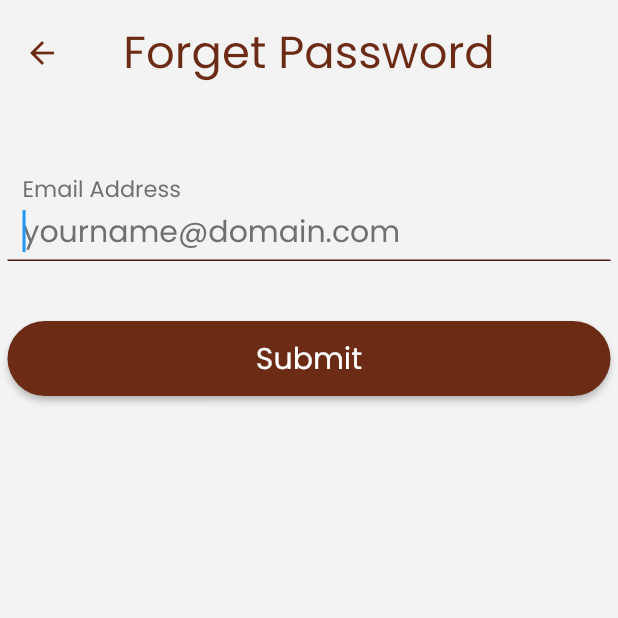
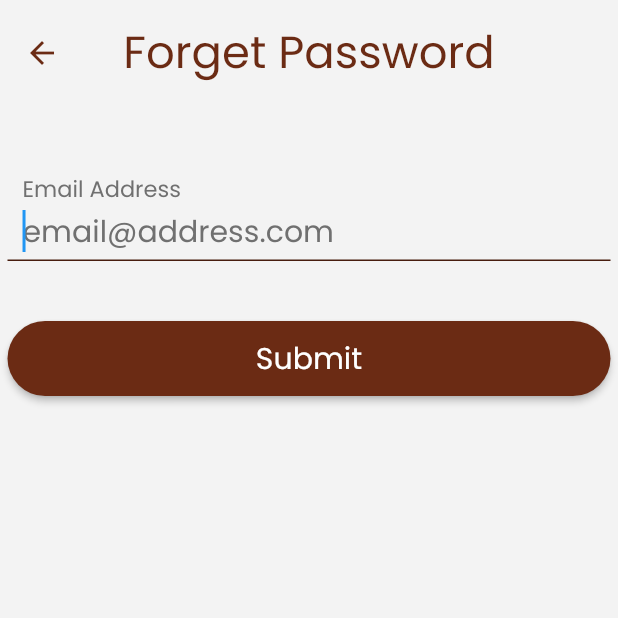
Before and after one commit to SpicyGuitarAcademy/spicyguitaracademy_app, a Flutter app: the ForgotPasswordPage screen opened by its route, on a phone screen of 412 x 824 dp, the top half of it. Run offline on Flutter 3.47's test engine with Material 2 defaults, Android fonts, the phone set to English and light mode, and no system bars; our stand-ins replace accordion, chewie, device_info_plus, file_picker, flutter_cache_manager, flutter_svg and 5 more; missing offline and left inert: advance_pdf_viewer, chewie_audio, clipboard, crop_your_image, soundpool; accounts and stored records are empty; network calls fail; project files that could hold a hidden picture were left out.

Commit message:
refactor: updated email address placeholder

```diff
--- a/lib/pages/public/forgot_password.dart
+++ b/lib/pages/public/forgot_password.dart
@@ -57,7 +57,7 @@ class ForgotPasswordPageState extends State<ForgotPasswordPage> {
                       style: TextStyle(fontSize: 20.0, color: brown),
                       decoration: InputDecoration(
                           labelText: "Email Address",
-                          hintText: "yourname@domain.com"),
+                          hintText: "email@address.com"),
                     ),
 
                     SizedBox(height: 40.0),
--- a/lib/pages/public/login_page.dart
+++ b/lib/pages/public/login_page.dart
@@ -67,7 +67,7 @@ class LoginPageState extends State<LoginPage> {
                       style: TextStyle(fontSize: 20.0, color: brown),
                       decoration: InputDecoration(
                           labelText: "Email Address",
-                          hintText: "yourname@domain.com"),
+                          hintText: "email@address.com"),
                     ),
 
                     SizedBox(height: 20.0),
--- a/lib/pages/public/register_page.dart
+++ b/lib/pages/public/register_page.dart
@@ -88,7 +88,7 @@ class RegisterPageState extends State<RegisterPage> {
                   style: TextStyle(fontSize: 20.0, color: brown),
                   decoration: InputDecoration(
                       labelText: "Email Address",
-                      hintText: "yourname@domain.com"),
+                      hintText: "email@address.com"),
                 ),
                 SizedBox(
                   height: 20.0,
```
